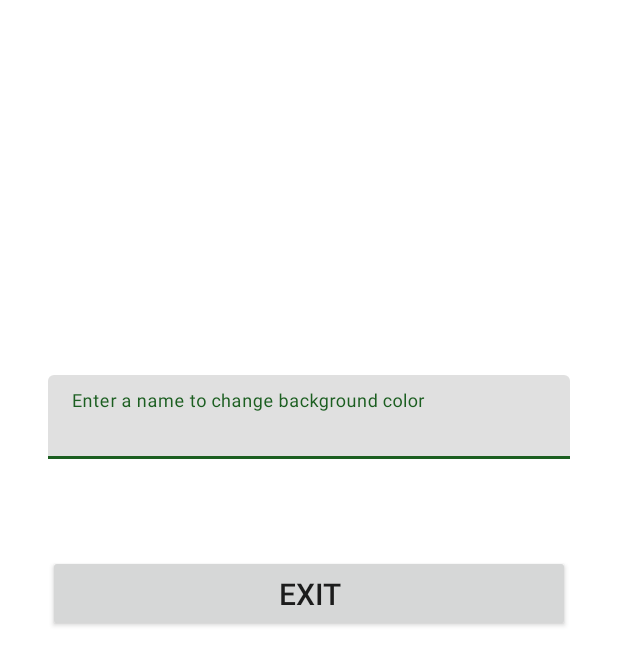
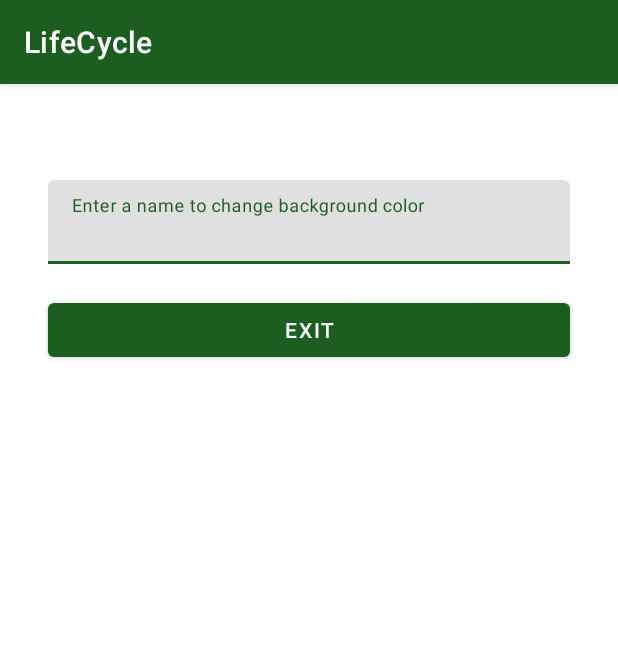
Before and after one commit to Ashpex/Mobile-Application-Development, an Android app: the screen it shows after launch (MainActivity), on a phone screen of 412 x 824 dp. Shown: the top 665 px of the screen. Run offline under Robolectric (Android 15) with nearby library versions, the phone set to English and light mode, and no system bars.

Commit message:
Revert "vuong updates"

```diff
--- a/LifeCycle/app/src/main/java/com/example/lifecycle/MainActivity.java
+++ b/LifeCycle/app/src/main/java/com/example/lifecycle/MainActivity.java
@@ -17,7 +17,7 @@ import android.widget.Toast;
 
 import java.util.Locale;
 
-public class MainActivity extends Activity {
+public class MainActivity extends AppCompatActivity {
 
     private Button button;
     private EditText edit_text;
--- a/LifeCycle/app/src/main/res/layout/activity_main.xml
+++ b/LifeCycle/app/src/main/res/layout/activity_main.xml
@@ -13,7 +13,7 @@
         android:layout_width="0dp"
         android:layout_height="wrap_content"
         android:layout_marginStart="32dp"
-        android:layout_marginTop="250dp"
+        android:layout_marginTop="64dp"
         android:layout_marginEnd="32dp"
         android:hint="Enter a name to change background color"
         app:layout_constraintEnd_toEndOf="parent"
@@ -34,11 +34,9 @@
         android:layout_width="0dp"
         android:layout_height="wrap_content"
         android:layout_marginStart="32dp"
-        android:layout_marginTop="64dp"
+        android:layout_marginTop="20dp"
         android:layout_marginEnd="32dp"
-        android:padding="12dp"
         android:text="EXIT"
-        android:textSize="20dp"
         app:layout_constraintEnd_toEndOf="parent"
         app:layout_constraintHorizontal_bias="0.0"
         app:layout_constraintStart_toStartOf="parent"
@@ -46,16 +44,15 @@
 
     <TextView
         android:id="@+id/text_preview"
-        android:layout_width="match_parent"
-        android:layout_height="30dp"
+        android:layout_width="wrap_content"
+        android:layout_height="wrap_content"
         android:layout_gravity="center"
-        android:layout_marginTop="44dp"
-        android:gravity="center"
+        android:layout_marginStart="148dp"
+        android:layout_marginTop="32dp"
         android:text=""
-        android:textColor="@color/white"
-        android:textSize="20sp"
+        android:textSize="18sp"
         app:layout_constraintEnd_toEndOf="parent"
-        app:layout_constraintHorizontal_bias="0.0"
+        app:layout_constraintHorizontal_bias="0.216"
         app:layout_constraintStart_toStartOf="parent"
         app:layout_constraintTop_toBottomOf="@+id/exit_button" />
 </androidx.constraintlayout.widget.ConstraintLayout>
```
